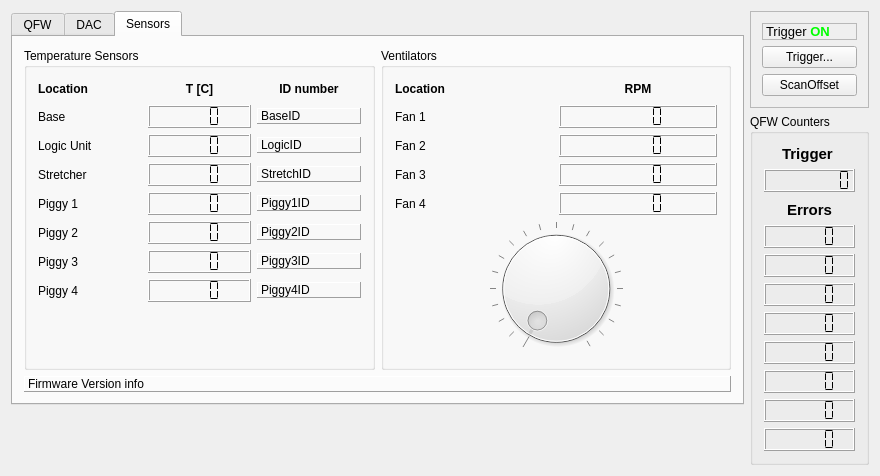
This is mbspex/gui/qt/poland/PolandWidget.ui in gsi-ee/drivers as Qt 5 draws it before an edit. The edited form follows.
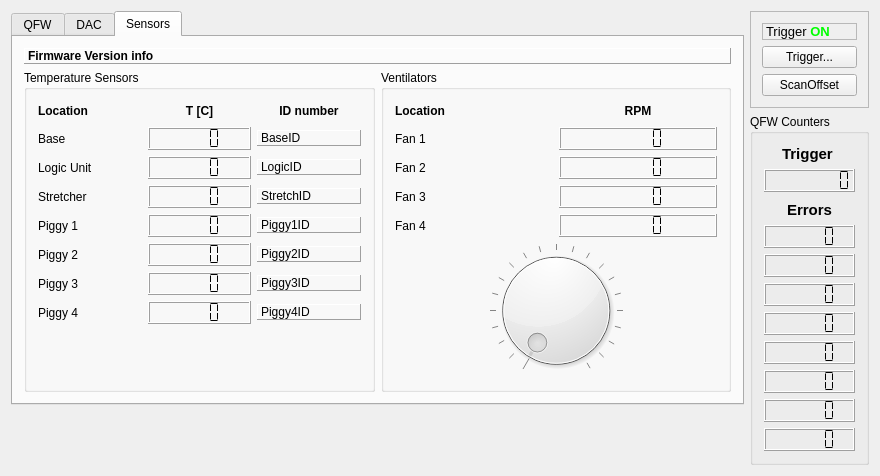
This is the edited form. The open tabs and pages were chosen to show the change.

Commit message: mbspex guis: some small improvements for poland (rounding, widget enabling) adjust apfel gui for new test boards (still under construction) framework widget with larger default size Define plastique style as default for all guis

```diff
--- a/mbspex/gui/qt/poland/PolandWidget.ui
+++ b/mbspex/gui/qt/poland/PolandWidget.ui
@@ -1069,13 +1069,19 @@
        <string>Sensors</string>
       </attribute>
       <layout class="QGridLayout" name="gridLayout_10">
-       <item row="0" column="0">
+       <item row="1" column="0">
         <widget class="QGroupBox" name="TempGroupBox">
+         <property name="font">
+          <font>
+           <weight>50</weight>
+           <bold>false</bold>
+          </font>
+         </property>
          <property name="title">
           <string>Temperature Sensors</string>
          </property>
          <layout class="QGridLayout" name="gridLayout_12">
-          <item row="0" column="0">
+          <item row="1" column="0">
            <layout class="QGridLayout" name="gridLayout_2">
             <item row="0" column="0">
              <widget class="QLabel" name="NameLabel">
@@ -1514,7 +1520,7 @@
             </item>
            </layout>
           </item>
-          <item row="1" column="0">
+          <item row="2" column="0">
            <spacer name="verticalSpacer_4">
             <property name="orientation">
              <enum>Qt::Vertical</enum>
@@ -1530,7 +1536,7 @@
          </layout>
         </widget>
        </item>
-       <item row="0" column="1">
+       <item row="1" column="1">
         <widget class="QGroupBox" name="FanGroupBox">
          <property name="title">
           <string>Ventilators</string>
@@ -1698,7 +1704,7 @@
          </layout>
         </widget>
        </item>
-       <item row="1" column="0" colspan="2">
+       <item row="0" column="0" colspan="2">
         <widget class="QLabel" name="FirmwareLabel">
          <property name="sizePolicy">
           <sizepolicy hsizetype="Preferred" vsizetype="Fixed">
@@ -1706,6 +1712,12 @@
            <verstretch>0</verstretch>
           </sizepolicy>
          </property>
+         <property name="font">
+          <font>
+           <weight>75</weight>
+           <bold>true</bold>
+          </font>
+         </property>
          <property name="toolTip">
           <string>&lt;html&gt;&lt;head/&gt;&lt;body&gt;&lt;p&gt;Firmware version id. hex numbers are coded to display&lt;/p&gt;&lt;p&gt;Year, Month, Day, and Version number V.v [YYMMDDVv]&lt;/p&gt;&lt;/body&gt;&lt;/html&gt;</string>
          </property>
```
